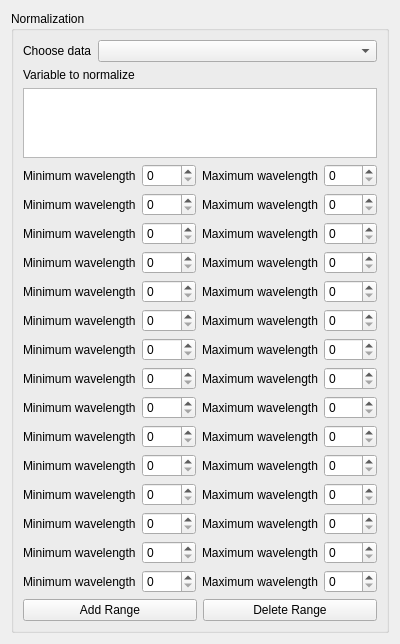
Above: ui/Normalization.ui from tisaconundrum2/PySAT-GUI before the change. Below: the same form after it.
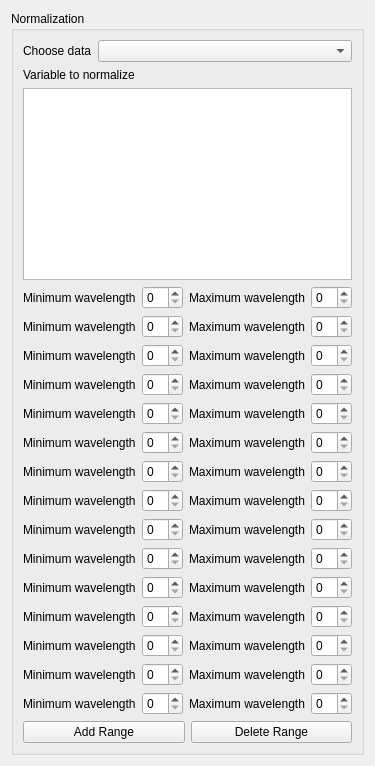
That is the form after the change.

The edit to the form file:
```diff
--- a/ui/Normalization.ui
+++ b/ui/Normalization.ui
@@ -2,14 +2,6 @@
 <ui version="4.0">
  <class>Form</class>
  <widget class="QWidget" name="Form">
-  <property name="geometry">
-   <rect>
-    <x>0</x>
-    <y>0</y>
-    <width>400</width>
-    <height>596</height>
-   </rect>
-  </property>
   <property name="sizePolicy">
    <sizepolicy hsizetype="Ignored" vsizetype="Ignored">
     <horstretch>0</horstretch>
```
